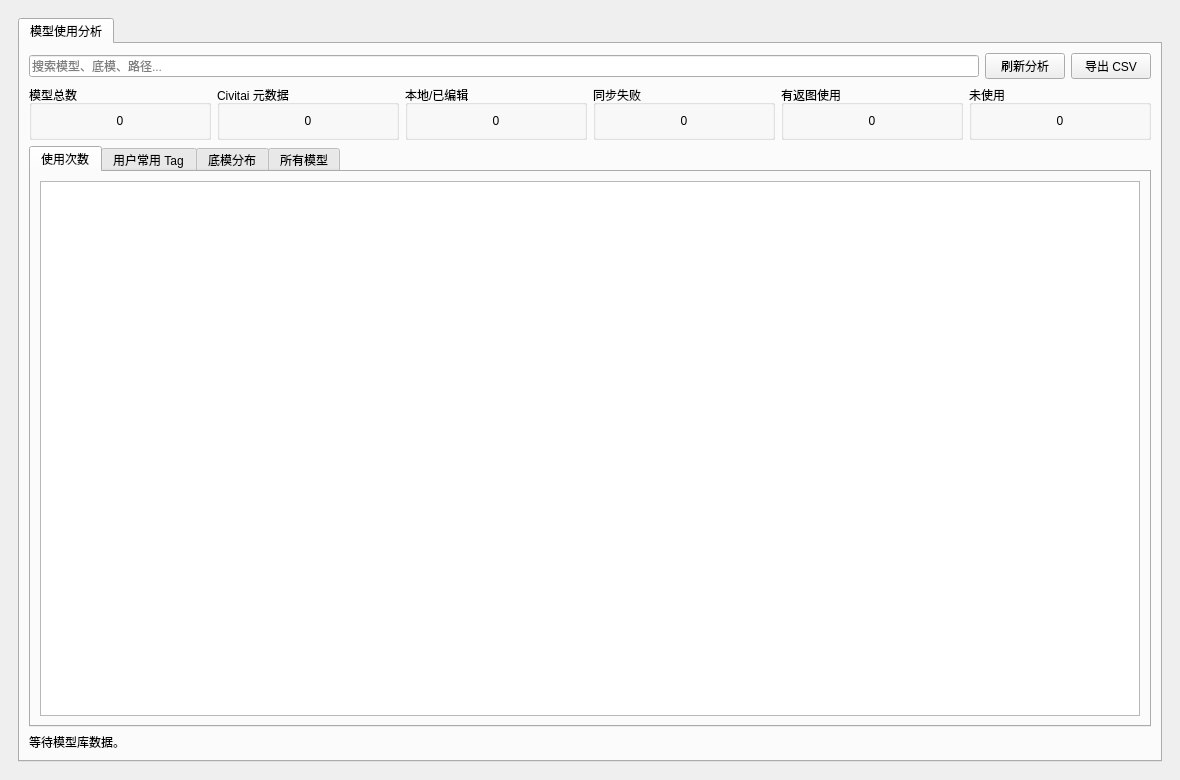
Above: tools/usageanalysiswidget.ui from hanbinhsh/SD-LoRA-Manager before the change. Below: the same form after it.
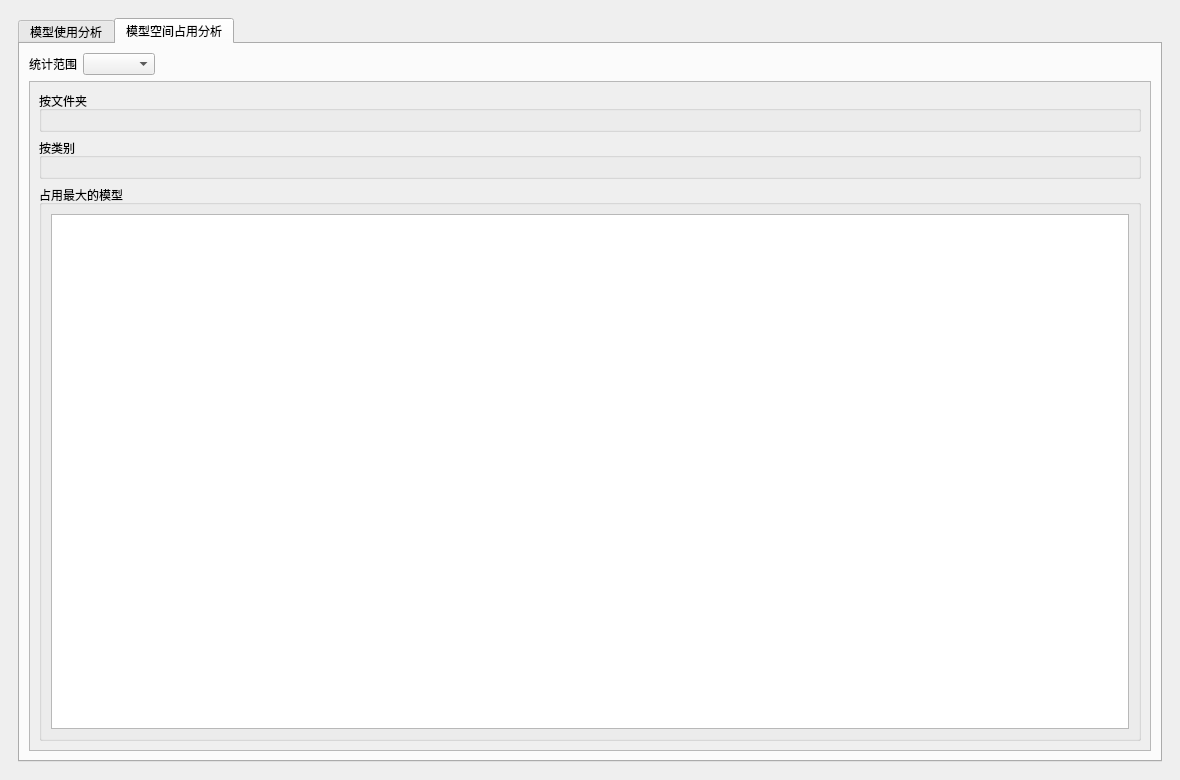
That is the form after the change. The open tabs and pages were chosen to show the change.

The edit to the form file:
```diff
--- a/tools/usageanalysiswidget.ui
+++ b/tools/usageanalysiswidget.ui
@@ -271,6 +271,128 @@
        </item>
       </layout>
      </widget>
+     <widget class="QWidget" name="tabDiskSpace">
+      <attribute name="title">
+       <string>模型空间占用分析</string>
+      </attribute>
+      <layout class="QVBoxLayout" name="verticalLayoutDiskSpace">
+       <item>
+        <layout class="QHBoxLayout" name="layoutSpaceTop">
+         <item>
+          <widget class="QLabel" name="lblSpaceScopeLabel">
+           <property name="text">
+            <string>统计范围</string>
+           </property>
+          </widget>
+         </item>
+         <item>
+          <widget class="QComboBox" name="comboSpaceScope"/>
+         </item>
+         <item>
+          <spacer name="spaceTopSpacer">
+           <property name="orientation">
+            <enum>Qt::Orientation::Horizontal</enum>
+           </property>
+           <property name="sizeHint" stdset="0">
+            <size>
+             <width>40</width>
+             <height>20</height>
+            </size>
+           </property>
+          </spacer>
+         </item>
+         <item>
+          <widget class="QLabel" name="lblSpaceSummary">
+           <property name="text">
+            <string/>
+           </property>
+          </widget>
+         </item>
+        </layout>
+       </item>
+       <item>
+        <widget class="QScrollArea" name="scrollSpace">
+         <property name="widgetResizable">
+          <bool>true</bool>
+         </property>
+         <widget class="QWidget" name="spaceContainer">
+          <layout class="QVBoxLayout" name="layoutSpaceContent">
+           <item>
+            <widget class="QGroupBox" name="groupSpaceFolder">
+             <property name="title">
+              <string>按文件夹</string>
+             </property>
+             <layout class="QHBoxLayout" name="layoutSpaceFolderRow">
+              <item>
+               <widget class="QWidget" name="spaceFolderPieContainer">
+                <layout class="QVBoxLayout" name="layoutSpaceFolderPie">
+                 <property name="leftMargin"><number>0</number></property>
+                 <property name="topMargin"><number>0</number></property>
+                 <property name="rightMargin"><number>0</number></property>
+                 <property name="bottomMargin"><number>0</number></property>
+                </layout>
+               </widget>
+              </item>
+              <item>
+               <widget class="QWidget" name="spaceFolderBarContainer">
+                <layout class="QVBoxLayout" name="layoutSpaceFolderBar">
+                 <property name="leftMargin"><number>0</number></property>
+                 <property name="topMargin"><number>0</number></property>
+                 <property name="rightMargin"><number>0</number></property>
+                 <property name="bottomMargin"><number>0</number></property>
+                </layout>
+               </widget>
+              </item>
+             </layout>
+            </widget>
+           </item>
+           <item>
+            <widget class="QGroupBox" name="groupSpaceCategory">
+             <property name="title">
+              <string>按类别</string>
+             </property>
+             <layout class="QHBoxLayout" name="layoutSpaceCategoryRow">
+              <item>
+               <widget class="QWidget" name="spaceCategoryPieContainer">
+                <layout class="QVBoxLayout" name="layoutSpaceCategoryPie">
+                 <property name="leftMargin"><number>0</number></property>
+                 <property name="topMargin"><number>0</number></property>
+                 <property name="rightMargin"><number>0</number></property>
+                 <property name="bottomMargin"><number>0</number></property>
+                </layout>
+               </widget>
+              </item>
+              <item>
+               <widget class="QWidget" name="spaceCategoryBarContainer">
+                <layout class="QVBoxLayout" name="layoutSpaceCategoryBar">
+                 <property name="leftMargin"><number>0</number></property>
+                 <property name="topMargin"><number>0</number></property>
+                 <property name="rightMargin"><number>0</number></property>
+                 <property name="bottomMargin"><number>0</number></property>
+                </layout>
+               </widget>
+              </item>
+             </layout>
+            </widget>
+           </item>
+           <item>
+            <widget class="QGroupBox" name="groupLargestModels">
+             <property name="title">
+              <string>占用最大的模型</string>
+             </property>
+             <layout class="QVBoxLayout" name="layoutLargestModels">
+              <item>
+               <widget class="QTableWidget" name="tableLargestModels"/>
+              </item>
+             </layout>
+            </widget>
+           </item>
+          </layout>
+         </widget>
+        </widget>
+       </item>
+      </layout>
+     </widget>
     </widget>
    </item>
   </layout>
```
